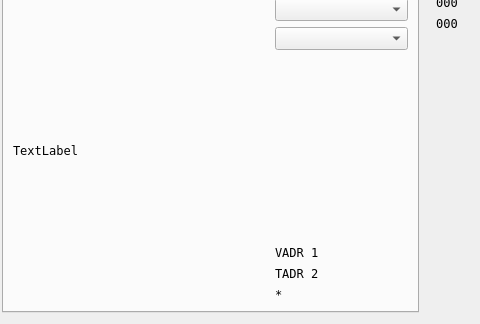
The window that ui/debuger.ui (samstyle/Xpeccy) describes before a commit, drawn with Qt 5; both pictures show x 438 to 918 and y 352 to 676 of the 918 by 676 pixel window.
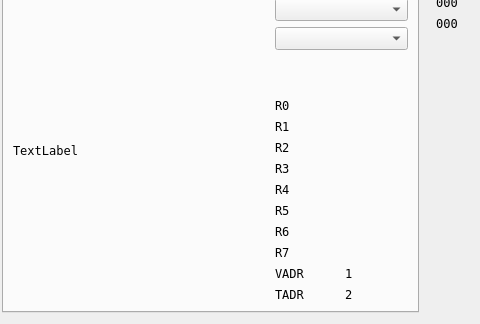
The same window after the commit. The open tabs and pages were chosen to show the change. Icons and pictures are not drawn. Custom widgets are drawn as their Qt base class.

The edit to the form file:
```diff
--- a/ui/debuger.ui
+++ b/ui/debuger.ui
@@ -2277,8 +2277,36 @@
             </spacer>
            </item>
            <item>
-            <layout class="QGridLayout" name="gridLayout_3" columnstretch="0,10">
-             <item row="1" column="1">
+            <layout class="QGridLayout" name="gridLayout_3" columnstretch="0,0">
+             <item row="2" column="0">
+              <widget class="QLabel" name="label_64">
+               <property name="text">
+                <string>R2</string>
+               </property>
+              </widget>
+             </item>
+             <item row="8" column="0">
+              <widget class="QLabel" name="label">
+               <property name="text">
+                <string>VADR</string>
+               </property>
+              </widget>
+             </item>
+             <item row="5" column="0">
+              <widget class="QLabel" name="label_66">
+               <property name="text">
+                <string>R5</string>
+               </property>
+              </widget>
+             </item>
+             <item row="4" column="0">
+              <widget class="QLabel" name="label_5">
+               <property name="text">
+                <string>R4</string>
+               </property>
+              </widget>
+             </item>
+             <item row="9" column="1">
               <widget class="QLabel" name="labTAdr">
                <property name="text">
                 <string>2</string>
@@ -2286,35 +2314,105 @@
               </widget>
              </item>
              <item row="0" column="0">
-              <widget class="QLabel" name="label">
+              <widget class="QLabel" name="label_62">
                <property name="text">
-                <string>VADR</string>
+                <string>R0</string>
                </property>
               </widget>
              </item>
-             <item row="1" column="0">
+             <item row="6" column="0">
+              <widget class="QLabel" name="label_67">
+               <property name="text">
+                <string>R6</string>
+               </property>
+              </widget>
+             </item>
+             <item row="9" column="0">
               <widget class="QLabel" name="label_3">
                <property name="text">
                 <string>TADR</string>
                </property>
               </widget>
              </item>
-             <item row="0" column="1">
+             <item row="3" column="0">
+              <widget class="QLabel" name="label_65">
+               <property name="text">
+                <string>R3</string>
+               </property>
+              </widget>
+             </item>
+             <item row="8" column="1">
               <widget class="QLabel" name="labVAdr">
                <property name="text">
                 <string>1</string>
                </property>
               </widget>
              </item>
-             <item row="2" column="0">
-              <widget class="QLabel" name="label_5">
+             <item row="1" column="0">
+              <widget class="QLabel" name="label_63">
                <property name="text">
-                <string>*</string>
+                <string>R1</string>
+               </property>
+              </widget>
+             </item>
+             <item row="7" column="0">
+              <widget class="QLabel" name="label_68">
+               <property name="text">
+                <string>R7</string>
+               </property>
+              </widget>
+             </item>
+             <item row="0" column="1">
+              <widget class="QLabel" name="lab_ppu_r0">
+               <property name="text">
+                <string/>
+               </property>
+              </widget>
+             </item>
+             <item row="1" column="1">
+              <widget class="QLabel" name="lab_ppu_r1">
+               <property name="text">
+                <string/>
                </property>
               </widget>
              </item>
              <item row="2" column="1">
-              <widget class="QLabel" name="labSCY">
+              <widget class="QLabel" name="lab_ppu_r2">
+               <property name="text">
+                <string/>
+               </property>
+              </widget>
+             </item>
+             <item row="3" column="1">
+              <widget class="QLabel" name="lab_ppu_r3">
+               <property name="text">
+                <string/>
+               </property>
+              </widget>
+             </item>
+             <item row="4" column="1">
+              <widget class="QLabel" name="lab_ppu_r4">
+               <property name="text">
+                <string/>
+               </property>
+              </widget>
+             </item>
+             <item row="5" column="1">
+              <widget class="QLabel" name="lab_ppu_r5">
+               <property name="text">
+                <string/>
+               </property>
+              </widget>
+             </item>
+             <item row="6" column="1">
+              <widget class="QLabel" name="lab_ppu_r6">
+               <property name="text">
+                <string/>
+               </property>
+              </widget>
+             </item>
+             <item row="7" column="1">
+              <widget class="QLabel" name="lab_ppu_r7">
                <property name="text">
                 <string/>
                </property>
```
Left out of the diff: 2 changed lines with no effect on the pictures.
